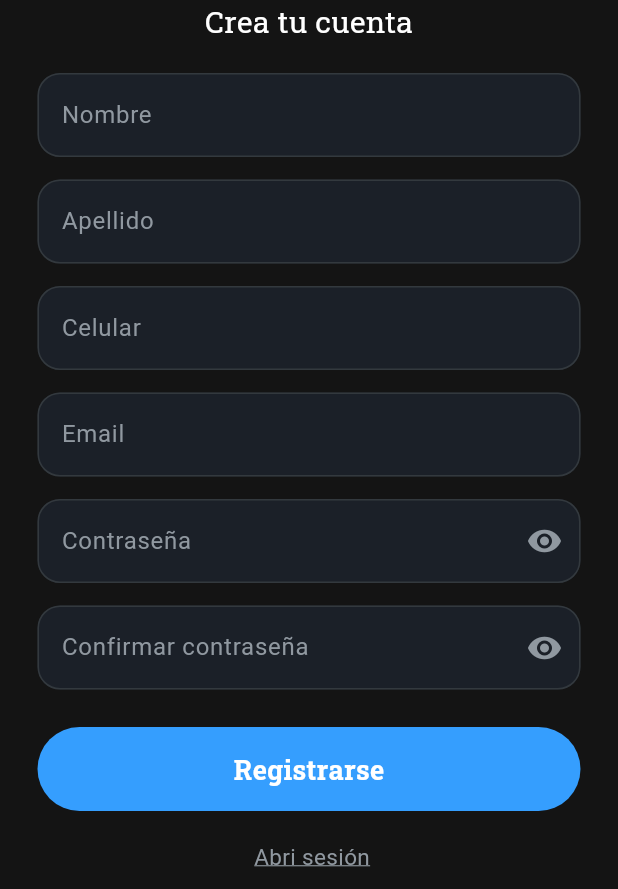
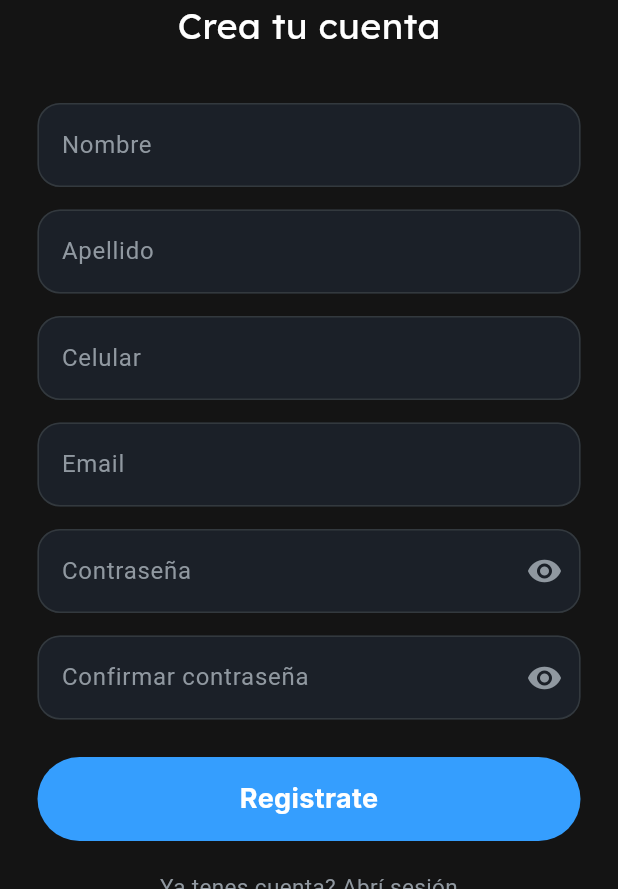
Before and after one commit to pablopronsky/SkalyGym, a Flutter app: the RegisterPage screen opened by its route, on a phone screen of 412 x 824 dp, the part 347-1236 px from its top. Run offline on Flutter 3.47's test engine with Material 3 defaults, Android fonts, the phone set to English and light mode, and no system bars; our stand-ins replace cloud_firestore, email_validator, equatable, firebase_auth, firebase_core, flutter_riverpod and 4 more; accounts and stored records are empty; network calls fail.

Commit message:
update ui

```diff
--- a/lib/components/button.dart
+++ b/lib/components/button.dart
@@ -26,7 +26,7 @@ class MyButton extends StatelessWidget {
           child: Center(
             child: Text(
               text,
-              style: GoogleFonts.robotoSlab(
+              style: GoogleFonts.inter(
                 color: Colors.white,
                 fontWeight: FontWeight.bold,
                 fontSize: 18,
--- a/lib/main.dart
+++ b/lib/main.dart
@@ -1,6 +1,5 @@
 import 'package:firebase_core/firebase_core.dart';
 import 'package:flutter/material.dart';
-import 'package:flutter/services.dart';
 import 'package:flutter_riverpod/flutter_riverpod.dart';
 import 'package:gym/pages/calendar_page.dart';
 import 'package:gym/pages/login_page.dart';
--- a/lib/pages/register_page.dart
+++ b/lib/pages/register_page.dart
@@ -7,6 +7,7 @@ import 'package:gym/components/button.dart';
 import 'package:gym/components/text_field_input.dart';
 import 'package:gym/utils/color_constants.dart';
 import '../services/auth_service.dart';
+import '../utils/text_constants.dart';
 import 'login_page.dart';
 
 class RegisterPage extends StatefulWidget {
@@ -71,17 +72,17 @@ class _RegisterPageState extends State<RegisterPage> {
                   color: AppColors.fontColorPrimary,
                 ),
                 Text(
-                  'Crea tu cuenta',
-                  style: GoogleFonts.robotoSlab(
+                  TextReplace.registerTitle,
+                  style: GoogleFonts.lexend(
                     color: AppColors.fontColorPrimary,
-                    fontSize: 20,
+                    fontSize: 24,
                   ),
                 ),
-                const SizedBox(height: 20),
+                const SizedBox(height: 35),
                 // Name
                 TextFieldInput(
                   controller: nameController,
-                  hintText: 'Nombre',
+                  hintText: TextReplace.registerTxtName,
                   obscureText: false,
                   keyboardType: TextInputType.name,
                   autofocus: false,
@@ -93,7 +94,7 @@ class _RegisterPageState extends State<RegisterPage> {
                 // Last name
                 TextFieldInput(
                   controller: lastnameController,
-                  hintText: 'Apellido',
+                  hintText: TextReplace.registerTxtLastName,
                   obscureText: false,
                   keyboardType: TextInputType.name,
                   autofocus: false,
@@ -105,7 +106,7 @@ class _RegisterPageState extends State<RegisterPage> {
                 // Phone number
                 TextFieldInput(
                   controller: phoneNumberController,
-                  hintText: 'Celular',
+                  hintText: TextReplace.registerTxtPhoneNumber,
                   obscureText: false,
                   keyboardType: TextInputType.phone,
                   autofocus: false,
@@ -117,7 +118,7 @@ class _RegisterPageState extends State<RegisterPage> {
                 // Email
                 TextFieldInput(
                   controller: emailController,
-                  hintText: 'Email',
+                  hintText: TextReplace.registerTxtEmail,
                   obscureText: false,
                   keyboardType: TextInputType.emailAddress,
                   autofocus: false,
@@ -129,7 +130,7 @@ class _RegisterPageState extends State<RegisterPage> {
                 // Password
                 TextFieldInput(
                   controller: passwordController,
-                  hintText: 'Contraseña',
+                  hintText: TextReplace.registerTxtPassword,
                   obscureText: true,
                   keyboardType: TextInputType.text,
                   autofocus: false,
@@ -141,7 +142,7 @@ class _RegisterPageState extends State<RegisterPage> {
                 // Repeat password
                 TextFieldInput(
                   controller: confirmPasswordController,
-                  hintText: 'Confirmar contraseña',
+                  hintText: TextReplace.registerTxtConfirmPassword,
                   obscureText: true,
                   keyboardType: TextInputType.text,
                   autofocus: false,
@@ -151,7 +152,7 @@ class _RegisterPageState extends State<RegisterPage> {
                 ),
                 const SizedBox(height: 25),
                 MyButton(
-                  text: 'Registrarse',
+                  text: TextReplace.registerButton,
                   onTap: () async {
                     await authService.emailSignUp(
                         nameController.text,
@@ -176,7 +177,7 @@ class _RegisterPageState extends State<RegisterPage> {
                               builder: (context) => const LoginPage()),
                         ),
                         child: const Text(
-                          'Abri sesión',
+                          TextReplace.registerLoginPage,
                           style: TextStyle(
                             color: AppColors.textHintColor,
                             decoration: TextDecoration.underline,
--- a/lib/repository/reservation_repository.dart
+++ b/lib/repository/reservation_repository.dart
@@ -31,13 +31,11 @@ class ReservationRepository {
         message: 'Reserva creada exitosamente.',
         backgroundColor: AppColors.successColor,
       );
-
-      // Ensure the current widget is still mounted before navigating
       if (context.mounted) {
+        Navigator.pop(context);
         Navigator.of(context).push(MaterialPageRoute(
           builder: (context) => const MyHomePage(),
         ));
-        Navigator.pop(context);
       }
     } catch (e) {
       showCustomSnackBar(
--- a/lib/utils/text_constants.dart
+++ b/lib/utils/text_constants.dart
@@ -1,5 +1,37 @@
 class TextReplace {
-  static const String mainTitle = 'Mis proximas clases';
-  static const String mainBottom = 'Clases disponibles para reservar:';
+  // Register
+  static const String registerTitle = "Crea tu cuenta";
+  static const String registerTxtName = "Nombre";
+  static const String registerTxtLastName= "Apellido";
+  static const String registerTxtPhoneNumber = "Celular";
+  static const String registerTxtEmail = "Email";
+  static const String registerTxtPassword = "Contraseña";
+  static const String registerTxtConfirmPassword = "Confirmar contraseña";
+  static const String registerButton = "Registrate";
+  static const String registerLoginPage = "Ya tenes cuenta? Abrí sesión.";
+  // Login
   static const String loginTitle = "Accede a tu cuenta Skaly";
+  static const String loginTxtEmail = "Email";
+  static const String loginTxtPw = "Contraseña";
+  static const String loginPwRecovery = "Recupera tu contraseña";
+  static const String loginButton = "Inicia sesión";
+  static const String loginRegisterFirst = "No tenes cuenta?";
+  static const String loginRegisterSecond = "Registrate";
+  // AppBar
+  static const String appBarTitle = "Skaly Fitness";
+  // Home
+  static const String homeTitle = 'Mis reservas';
+  static const String homeFooter = 'Clases disponibles para reservar:';
+  static const String homeGoToButton = "Ver calendario";
+  // Drawer
+  static const String drawerFirst = "H o m e";
+  static const String drawerSecond = "P E R F I L";
+  static const String drawerLast = "C E R R A R  S E S I O N";
+  // Profile
+  static const String profileMyDetails = "Mis detalles";
+  static const String profileName  = "Nombre";
+  static const String profileLastName  = "Apellido";
+  static const String profilePhoneNumber  = "Celular";
+  // Calendar
+  static const String calendarFreeSlot = "Cupos libres: ";
 }
```
Also changed, not shown: lib/components/appbar.dart (+7 -4 lines), lib/components/appointment_list.dart (+17 -11 lines), lib/components/calendar_component.dart (+69 -44 lines), lib/components/drawer.dart (+5 -4 lines), lib/pages/login_page.dart (+7 -7 lines), lib/pages/my_home_page.dart (+18 -19 lines), lib/pages/profile.dart (+6 -5 lines), lib/services/reservation_service.dart (+33 -17 lines).
